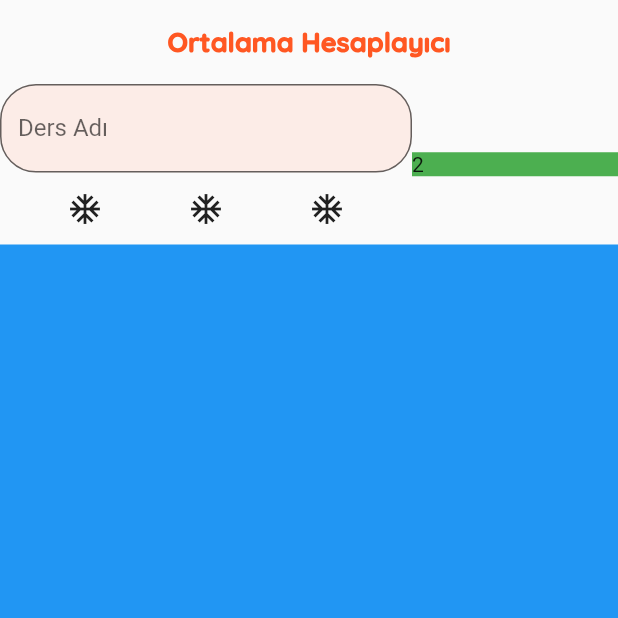
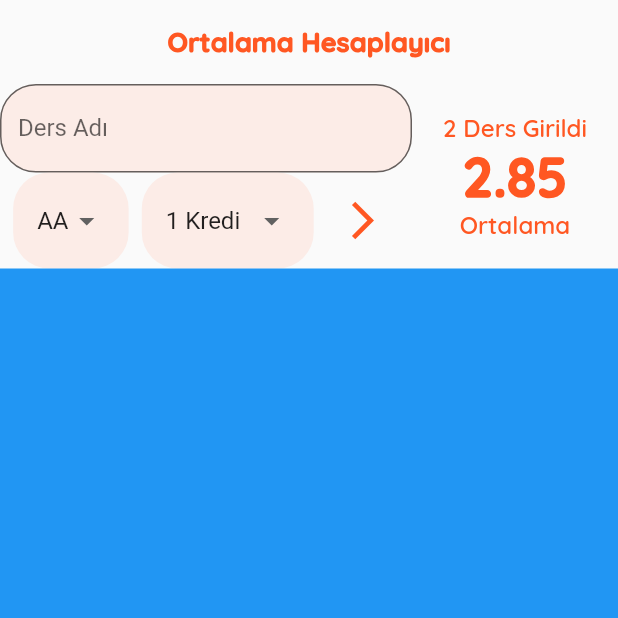
Before and after one commit to berkcangumusisik/100daysOfFlutter, a Flutter app: the screen it shows after launch, on a phone screen of 412 x 824 dp, the top half of it. Run offline on Flutter 3.47's test engine with Material 2 defaults, Android fonts, the light colour scheme and no system bars; our stand-ins replace dio, easy_localization, email_validator, equatable, flutter_bloc, flutter_easyloading and 9 more; missing offline and left inert: kartal, vexana; accounts and stored records are empty; generated files the repository leaves out were written again.

Commit message:
76.gün çalışmaları eklendi.

```diff
--- a/dynamic_notes_app/lib/constants/app_constant.dart
+++ b/dynamic_notes_app/lib/constants/app_constant.dart
@@ -7,7 +7,20 @@ class Consts {
   static final TextStyle headingStyle = GoogleFonts.quicksand(
     fontSize: 18,
     fontWeight: FontWeight.w900,
-    color: Colors.deepOrange,
+    color: primaryColor,
   );
   static BorderRadius borderRadius = BorderRadius.circular(24);
+  static final TextStyle lessonNumberStyle = GoogleFonts.quicksand(
+    fontSize: 16,
+    fontWeight: FontWeight.w600,
+    color:primaryColor,
+  );
+
+  static final TextStyle averageStyle = GoogleFonts.quicksand(
+    fontSize: 36,
+    fontWeight: FontWeight.w900,
+    color: primaryColor,
+  );
+
+  static final EdgeInsets padding = EdgeInsets.symmetric(horizontal: 16, vertical: 8);
 }
--- /dev/null
+++ b/dynamic_notes_app/lib/helper/data_helper.dart
@@ -0,0 +1,54 @@
+import 'package:flutter/material.dart';
+
+class DataHelper {
+  static List<String> _letterNotes() {
+    return ['AA', 'BA', 'BB', 'CB', 'CC', 'DC', 'DD', 'FD', 'FF'];
+  }
+
+  static double _numberNotes(String letter) {
+    switch (letter) {
+      case "AA":
+        return 4;
+      case "BA":
+        return 3.5;
+      case "BB":
+        return 3;
+      case "CB":
+        return 2.5;
+      case "CC":
+        return 2;
+      case "DC":
+        return 1.5;
+      case "DD":
+        return 1;
+      case "FD":
+        return 0.5;
+      case "FF":
+        return 0;
+      default:
+        return 1;
+    }
+  }
+
+  static List<DropdownMenuItem<double>> getLetterNotes() {
+    return _letterNotes()
+        .map((e) => DropdownMenuItem(
+              value: _numberNotes(e),
+              child: Text(e),
+            ))
+        .toList();
+  }
+
+  static List<int> _allCredits() {
+    return List.generate(10, (index) => index + 1).toList();
+  }
+
+  static List<DropdownMenuItem<int>> getAllCredits() {
+    return _allCredits()
+        .map((e) => DropdownMenuItem(
+              value: e,
+              child: Text("$e Kredi"),
+            ))
+        .toList();
+  }
+}
--- a/dynamic_notes_app/lib/pages/note_average_page.dart
+++ b/dynamic_notes_app/lib/pages/note_average_page.dart
@@ -1,4 +1,6 @@
 import 'package:dynamic_notes_app/constants/app_constant.dart';
+import 'package:dynamic_notes_app/helper/data_helper.dart';
+import 'package:dynamic_notes_app/widgets/show_average.dart';
 import 'package:flutter/material.dart';
 
 class NoteAverageApp extends StatefulWidget {
@@ -10,6 +12,8 @@ class NoteAverageApp extends StatefulWidget {
 
 class _NoteAverageAppState extends State<NoteAverageApp> {
   var formKey = GlobalKey<FormState>();
+  double selectedNote = 4;
+  double selectedCredit = 1;
   @override
   Widget build(BuildContext context) {
     return Scaffold(
@@ -32,9 +36,12 @@ class _NoteAverageAppState extends State<NoteAverageApp> {
                 flex: 2,
                 child: Container(child: _buildForm()),
               ),
-              Expanded(
+              const Expanded(
                 flex: 1,
-                child: Container(color: Colors.green, child: const Text('2')),
+                child: ShowAverage(
+                  average: 2.85,
+                  lessonCount: 2,
+                ),
               ),
             ],
           ),
@@ -55,17 +62,13 @@ class _NoteAverageAppState extends State<NoteAverageApp> {
           Row(
             mainAxisAlignment: MainAxisAlignment.spaceEvenly,
             children: [
+              _buildNotes(),
+              _buildCredits(),
               IconButton(
                 onPressed: () {},
-                icon: const Icon(Icons.ac_unit),
-              ),
-              IconButton(
-                onPressed: () {},
-                icon: const Icon(Icons.ac_unit),
-              ),
-              IconButton(
-                onPressed: () {},
-                icon: const Icon(Icons.ac_unit),
+                icon: const Icon(Icons.arrow_forward_ios_outlined),
+                color: Consts.primaryColor,
+                iconSize: 30,
               ),
             ],
           )
@@ -87,4 +90,44 @@ class _NoteAverageAppState extends State<NoteAverageApp> {
       ),
     );
   }
+
+  _buildNotes() {
+    return Container(
+      padding: Consts.padding,
+      decoration: BoxDecoration(
+        color: Consts.primaryColor.shade100.withOpacity(0.3),
+        borderRadius: Consts.borderRadius,
+      ),
+      child: DropdownButton(
+        items: DataHelper.getLetterNotes(),
+        underline: Container(),
+        value: selectedNote,
+        onChanged: (value) {
+          setState(() {
+            selectedNote = value?.toDouble() ?? 4;
+          });
+        },
+      ),
+    );
+  }
+
+  _buildCredits() {
+    return Container(
+      padding: Consts.padding,
+      decoration: BoxDecoration(
+        color: Consts.primaryColor.shade100.withOpacity(0.3),
+        borderRadius: Consts.borderRadius,
+      ),
+      child: DropdownButton(
+        items: DataHelper.getAllCredits(),
+        underline: Container(),
+        value: selectedCredit,
+        onChanged: (value) {
+          setState(() {
+            selectedCredit = value?.toDouble() ?? 4;
+          });
+        },
+      ),
+    );
+  }
 }
--- a/dynamic_notes_app/lib/widgets/show_average.dart
+++ b/dynamic_notes_app/lib/widgets/show_average.dart
@@ -1,3 +1,4 @@
+import 'package:dynamic_notes_app/constants/app_constant.dart';
 import 'package:flutter/material.dart';
 
 class ShowAverage extends StatelessWidget {
@@ -8,8 +9,23 @@ class ShowAverage extends StatelessWidget {
 
   @override
   Widget build(BuildContext context) {
-    return const Column(
-      children: [Text("Ders Sayısı"), Text("2.85"), Text("Ortalama")],
+    return Column(
+      mainAxisAlignment: MainAxisAlignment.center,
+      crossAxisAlignment: CrossAxisAlignment.center,
+      children: [
+        Text(
+          lessonCount > 0 ? "$lessonCount Ders Girildi" : "Ders Seçiniz",
+          style: Consts.lessonNumberStyle,
+        ),
+        Text(
+          average >= 0 ? average.toStringAsFixed(2) : "0.0",
+          style: Consts.averageStyle,
+        ),
+        Text(
+          "Ortalama",
+          style: Consts.lessonNumberStyle,
+        ),
+      ],
     );
   }
 }
```
